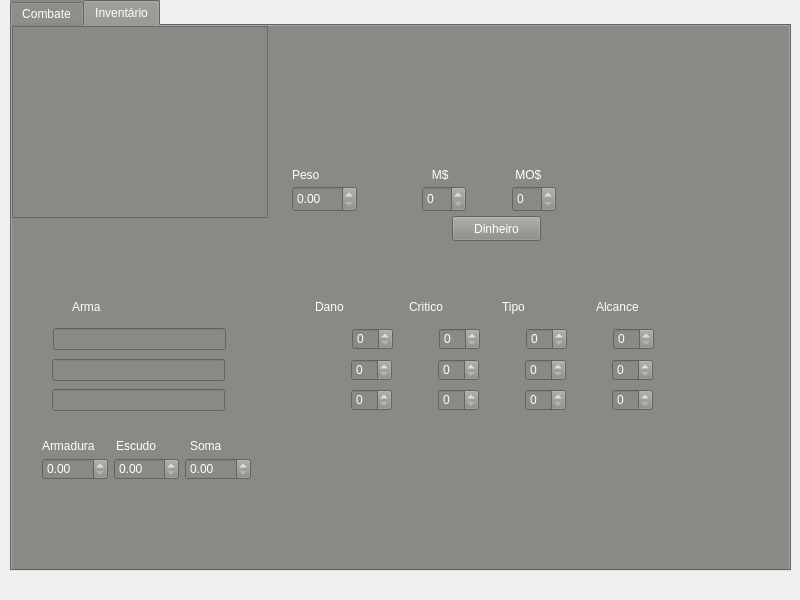
This is level.ui in miguelsrrobo/Tagmar as Qt 5 draws it before an edit. The edited form follows.
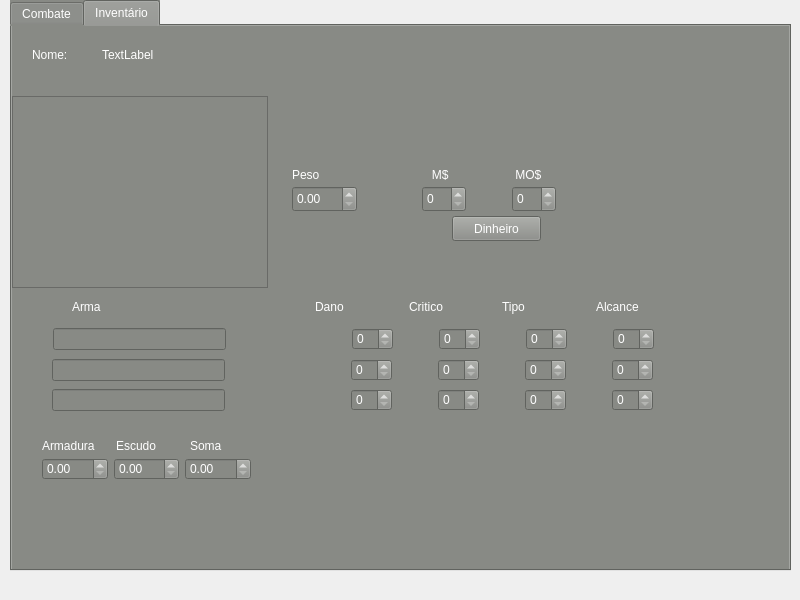
This is the edited form. The open tabs and pages were chosen to show the change. Icons and pictures are not drawn.

What changed in the file:
```diff
--- a/level.ui
+++ b/level.ui
@@ -267,7 +267,7 @@
       <property name="geometry">
        <rect>
         <x>0</x>
-        <y>0</y>
+        <y>70</y>
         <width>256</width>
         <height>192</height>
        </rect>
@@ -757,6 +757,32 @@
        </item>
       </layout>
      </widget>
+     <widget class="QLabel" name="label">
+      <property name="geometry">
+       <rect>
+        <x>20</x>
+        <y>20</y>
+        <width>67</width>
+        <height>17</height>
+       </rect>
+      </property>
+      <property name="text">
+       <string>Nome:</string>
+      </property>
+     </widget>
+     <widget class="QLabel" name="Nome">
+      <property name="geometry">
+       <rect>
+        <x>90</x>
+        <y>20</y>
+        <width>67</width>
+        <height>17</height>
+       </rect>
+      </property>
+      <property name="text">
+       <string>TextLabel</string>
+      </property>
+     </widget>
     </widget>
    </widget>
   </widget>
```
Left out of the diff: 2 changed lines with no effect on the pictures.
